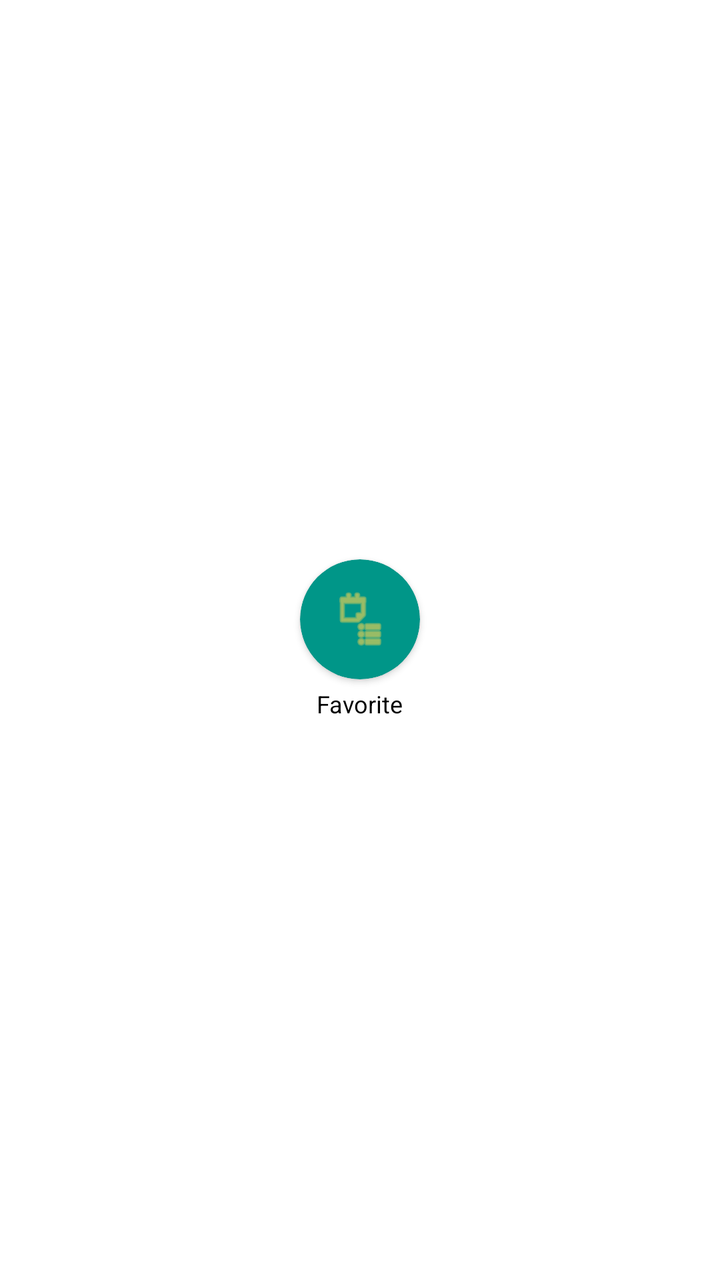
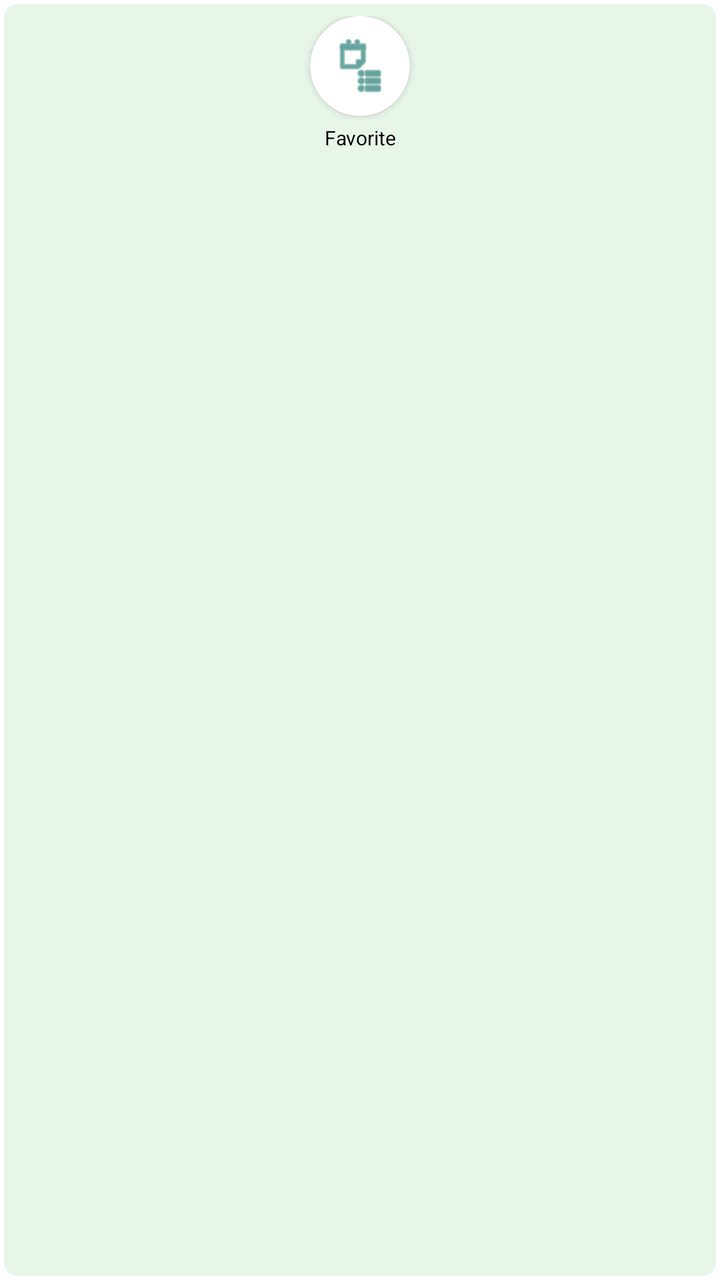

An Android layout rendered at two revisions. The XML below is the earlier revision; the diff shows what the commit changed to produce the second picture.
<!-- AndroidManifest.xml: application theme Theme.MoslemApp -->
<!-- res/layout/item_home_menu.xml -->
<?xml version="1.0" encoding="utf-8"?>
<LinearLayout xmlns:android="http://schemas.android.com/apk/res/android"
    xmlns:app="http://schemas.android.com/apk/res-auto"
    android:layout_width="wrap_content"
    android:layout_height="wrap_content"
    android:layout_margin="8dp"
    android:gravity="center"
    android:orientation="vertical">

    <androidx.cardview.widget.CardView
        android:layout_width="60dp"
        android:layout_height="60dp"
        app:cardCornerRadius="30dp"
        app:cardBackgroundColor="#009688">

        <ImageView
            android:id="@+id/ivMenuIcon"
            android:layout_width="30dp"
            android:layout_height="30dp"
            android:layout_gravity="center"
            android:src="@android:drawable/ic_menu_agenda"
            app:tint="@color/accent_gold" />
    </androidx.cardview.widget.CardView>

    <TextView
        android:id="@+id/tvMenuTitle"
        android:layout_width="wrap_content"
        android:layout_height="wrap_content"
        android:layout_marginTop="4dp"
        android:text="Favorite"
        android:maxLines="2"
        android:textColor="@color/black"
        android:textSize="12sp"
        android:gravity="center"
        />

</LinearLayout>
<!-- resources referenced by this layout -->
<resources>
  <color name="accent_gold">#FFD54F</color>
  <color name="black">#FF000000</color>
  <style name="Theme.MoslemApp" parent="Base.Theme.MoslemApp" />
  <style name="Base.Theme.MoslemApp" parent="Theme.Material3.DayNight.NoActionBar">
  
          <item name="colorPrimary">@color/teal_700</item>
          
          
          
          
          
          
          
          <item name="android:statusBarColor">?attr/colorPrimary</item>
          <item name="android:colorBackground">@android:color/white</item>
      </style>
  <color name="teal_700">#FF018786</color>
</resources>

<!-- the commit's change to res/layout/item_home_menu.xml (unified diff, before → after) -->
@@ -1,17 +1,19 @@
 <?xml version="1.0" encoding="utf-8"?>
 <LinearLayout xmlns:android="http://schemas.android.com/apk/res/android"
     xmlns:app="http://schemas.android.com/apk/res-auto"
-    android:layout_width="wrap_content"
-    android:layout_height="wrap_content"
-    android:layout_margin="8dp"
-    android:gravity="center"
+    android:layout_width="80dp"
+    android:layout_height="100dp"
+    android:layout_margin="2dp"
+    android:padding="8dp"
+    android:gravity="center_horizontal"
+    android:background="@drawable/bg_card_green"
     android:orientation="vertical">
 
     <androidx.cardview.widget.CardView
-        android:layout_width="60dp"
-        android:layout_height="60dp"
-        app:cardCornerRadius="30dp"
-        app:cardBackgroundColor="#009688">
+        android:layout_width="50dp"
+        android:layout_height="50dp"
+        app:cardCornerRadius="28dp"
+        >
 
         <ImageView
             android:id="@+id/ivMenuIcon"
@@ -19,7 +21,7 @@
             android:layout_height="30dp"
             android:layout_gravity="center"
             android:src="@android:drawable/ic_menu_agenda"
-            app:tint="@color/accent_gold" />
+            app:tint="@color/primary_green" />
     </androidx.cardview.widget.CardView>
 
     <TextView
@@ -30,7 +32,7 @@
         android:text="Favorite"
         android:maxLines="2"
         android:textColor="@color/black"
-        android:textSize="12sp"
+        android:textSize="10sp"
         android:gravity="center"
         />
 
<!-- resource entries referenced after the edit -->
@@ -1,7 +1,22 @@
 <!-- resources referenced by this layout -->
 <resources>
-  <color name="accent_gold">#FFD54F</color>
   <color name="black">#FF000000</color>
+  <color name="primary_green">#00695C</color>
+  <!-- drawable bg_card_green (drawable) -->
+  <?xml version="1.0" encoding="utf-8"?>
+  <shape xmlns:android="http://schemas.android.com/apk/res/android"
+      android:shape="rectangle">
+      <solid android:color="#E8F5E9" />
+      <stroke
+          android:width="2dp"
+          android:color="#FFFFFF" />
+      <corners android:radius="8dp" />
+      <padding
+          android:left="8dp"
+          android:top="8dp"
+          android:right="8dp"
+          android:bottom="8dp" />
+  </shape>
   <style name="Theme.MoslemApp" parent="Base.Theme.MoslemApp" />
   <style name="Base.Theme.MoslemApp" parent="Theme.Material3.DayNight.NoActionBar">
   
